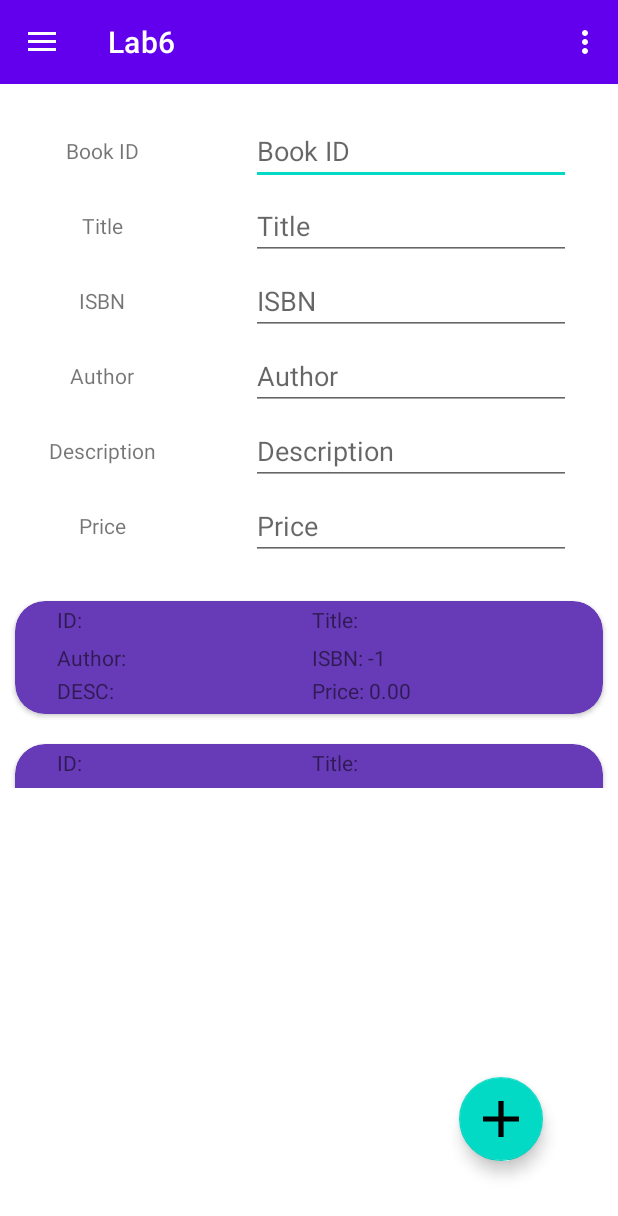
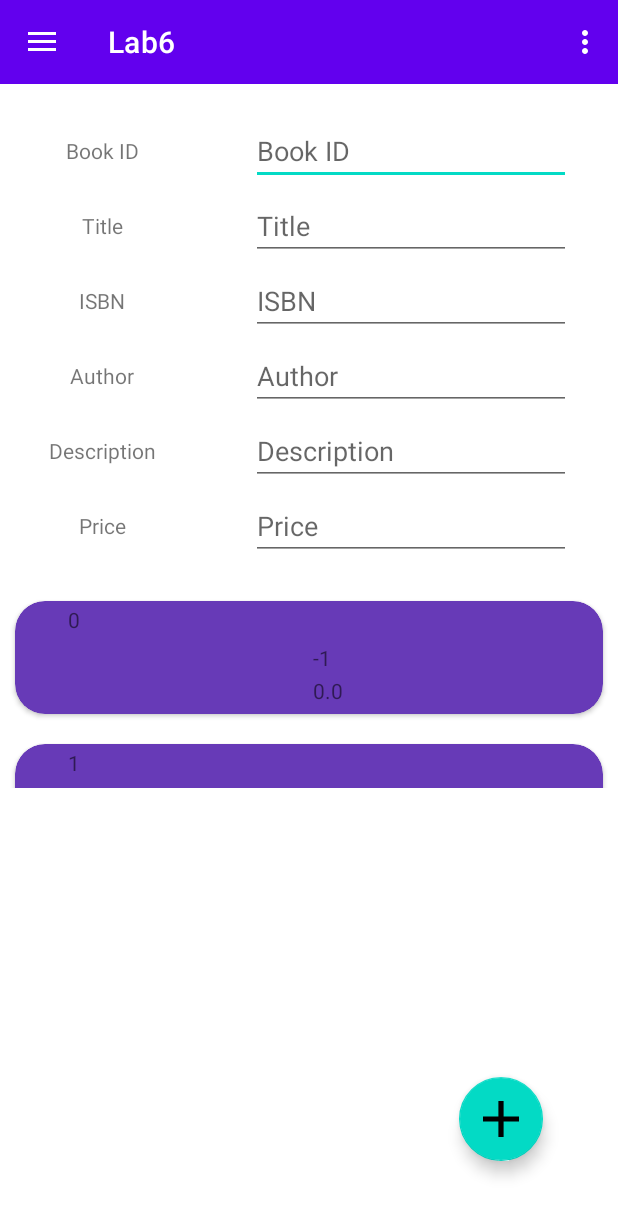
Before and after one commit to MouthWashGuy/AndroidBookApp, an Android app: the screen it shows after launch (MainActivity), after a tap on "Add Book", on a phone screen of 412 x 824 dp. Shown: the top 1216 px of the screen. Run offline under Robolectric (Android 15) with nearby library versions, the phone set to English and light mode, and no system bars; 3 other taps on this screen came first.

Commit message:
update for lab 7

```diff
--- /dev/null
+++ b/app/src/main/java/com/example/lab5/Book.java
@@ -0,0 +1,58 @@
+package com.example.lab5;
+
+public class Book {
+
+    String title;
+    String ISBN;
+    String author;
+    String description;
+    String price;
+
+    public Book(String title, String ISBN, String author, String description, String price) {
+        this.title = title;
+        this.ISBN = ISBN;
+        this.author = author;
+        this.description = description;
+        this.price = price;
+    }
+
+    public String getTitle() {
+        return title;
+    }
+
+    public void setTitle(String title) {
+        this.title = title;
+    }
+
+    public String getISBN() {
+        return ISBN;
+    }
+
+    public void setISBN(String ISBN) {
+        this.ISBN = ISBN;
+    }
+
+    public String getAuthor() {
+        return author;
+    }
+
+    public void setAuthor(String author) {
+        this.author = author;
+    }
+
+    public String getDescription() {
+        return description;
+    }
+
+    public void setDescription(String description) {
+        this.description = description;
+    }
+
+    public String getPrice() {
+        return price;
+    }
+
+    public void setPrice(String price) {
+        this.price = price;
+    }
+}
--- a/app/src/main/java/com/example/lab5/MainActivity.java
+++ b/app/src/main/java/com/example/lab5/MainActivity.java
@@ -36,7 +36,7 @@ public class MainActivity extends AppCompatActivity {
     //////////////////////////////////////////////////////////////////////////////////////////////
 
     // Recycle view related
-    List<String> myList = new ArrayList<>();
+    List<Book> myList = new ArrayList<>();
     RecyclerView myRecyclerView;
     RecyclerView.LayoutManager myLayoutManager;
     RecyclerView.Adapter myAdapter;
@@ -216,7 +216,7 @@ public class MainActivity extends AppCompatActivity {
         myEditor.apply(); // apply the changes
 
         // add the book to the listview
-        myList.add(String.format("ID: %s|Title: %s|ISBN: %d|Author: %s|DESC: %s|Price: %.2f", bookId, title, ISBN, author, description, price));
+        myList.add(new Book(title, Integer.toString(ISBN), author, description, Double.toString(price)));
         myAdapter.notifyDataSetChanged();
     }
 
--- a/app/src/main/java/com/example/lab5/MyRecyclerViewAdapter.java
+++ b/app/src/main/java/com/example/lab5/MyRecyclerViewAdapter.java
@@ -15,9 +15,9 @@ import java.util.StringTokenizer;
 
 public class MyRecyclerViewAdapter extends RecyclerView.Adapter<MyRecyclerViewAdapter.ViewHolder> {
 
-    private List<String> myList;
+    private List<Book> myList;
 
-    public MyRecyclerViewAdapter(List<String> data) {
+    public MyRecyclerViewAdapter(List<Book> data) {
         myList = data;
     }
 
@@ -32,13 +32,13 @@ public class MyRecyclerViewAdapter extends RecyclerView.Adapter<MyRecyclerViewAd
     @Override
     public void onBindViewHolder(@NonNull MyRecyclerViewAdapter.ViewHolder holder, int position) {
 
-        StringTokenizer myTokenizer = new StringTokenizer(myList.get(position), "|");
-        holder.bookIDView.setText(myTokenizer.nextToken());
-        holder.titleView.setText(myTokenizer.nextToken());
-        holder.ISBNView.setText(myTokenizer.nextToken());
-        holder.authorView.setText(myTokenizer.nextToken());
-        holder.descriptionView.setText(myTokenizer.nextToken());
-        holder.priceView.setText(myTokenizer.nextToken());
+        Book book = myList.get(position);
+        holder.bookIDView.setText(Integer.toString(position));
+        holder.titleView.setText(book.getTitle());
+        holder.ISBNView.setText(book.getISBN());
+        holder.authorView.setText(book.getAuthor());
+        holder.descriptionView.setText(book.getDescription());
+        holder.priceView.setText(book.getPrice());
 
         final int fPosition = position;
         holder.itemView.setOnClickListener(new View.OnClickListener() {
```
